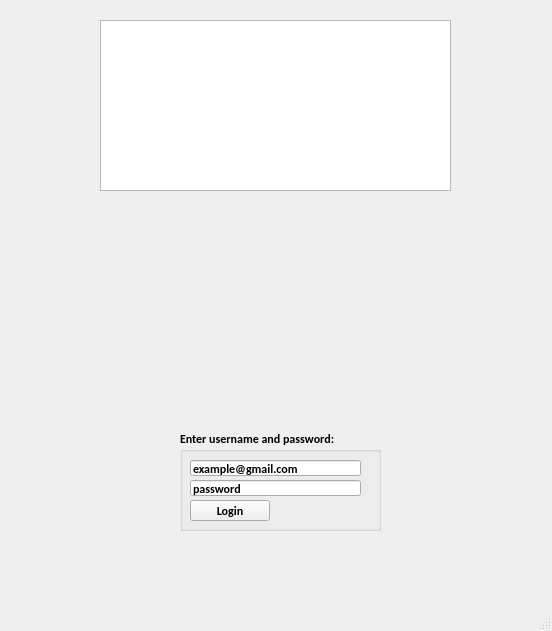
Qt form QtCafeWorkforceManager/mainwindow.ui (wreathe-unreal/CSIT314-Project) before a commit.
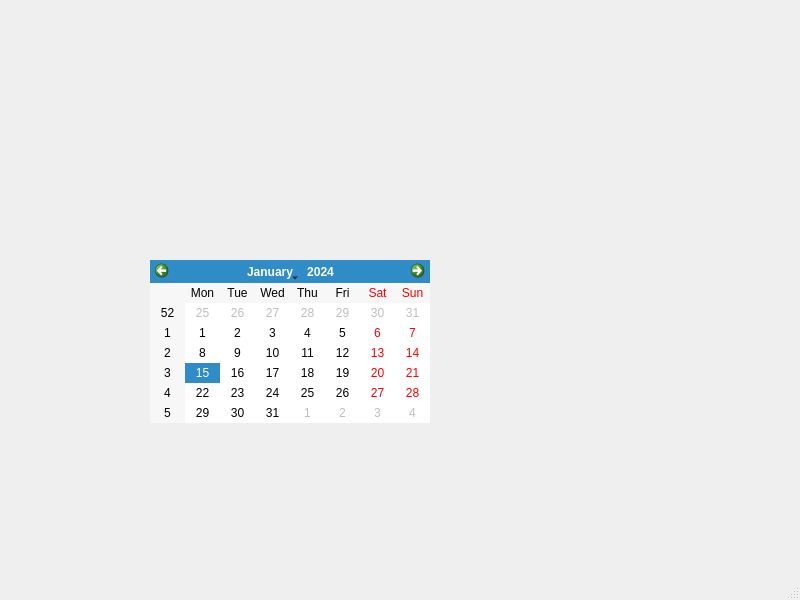
The same form after that commit. Icons and pictures are not drawn.

```diff
--- a/QtCafeWorkforceManager/mainwindow.ui
+++ b/QtCafeWorkforceManager/mainwindow.ui
@@ -6,100 +6,21 @@
    <rect>
     <x>0</x>
     <y>0</y>
-    <width>552</width>
-    <height>631</height>
+    <width>800</width>
+    <height>600</height>
    </rect>
   </property>
   <property name="windowTitle">
    <string>MainWindow</string>
   </property>
   <widget class="QWidget" name="centralwidget">
-   <widget class="QGroupBox" name="groupBox">
+   <widget class="QCalendarWidget" name="calendarWidget">
     <property name="geometry">
      <rect>
-      <x>180</x>
-      <y>430</y>
-      <width>201</width>
-      <height>101</height>
-     </rect>
-    </property>
-    <property name="font">
-     <font>
-      <family>Calibri</family>
-      <italic>false</italic>
-      <bold>true</bold>
-      <kerning>true</kerning>
-     </font>
-    </property>
-    <property name="title">
-     <string>Enter username and password:</string>
-    </property>
-    <widget class="QLineEdit" name="QLE_Username">
-     <property name="geometry">
-      <rect>
-       <x>10</x>
-       <y>30</y>
-       <width>171</width>
-       <height>16</height>
-      </rect>
-     </property>
-     <property name="text">
-      <string>example@gmail.com</string>
-     </property>
-    </widget>
-    <widget class="QLineEdit" name="QLE_Password">
-     <property name="geometry">
-      <rect>
-       <x>10</x>
-       <y>50</y>
-       <width>171</width>
-       <height>16</height>
-      </rect>
-     </property>
-     <property name="text">
-      <string>password</string>
-     </property>
-    </widget>
-    <widget class="QPushButton" name="LoginButton">
-     <property name="geometry">
-      <rect>
-       <x>10</x>
-       <y>70</y>
-       <width>80</width>
-       <height>21</height>
-      </rect>
-     </property>
-     <property name="text">
-      <string>Login</string>
-     </property>
-    </widget>
-   </widget>
-   <widget class="QLabel" name="label">
-    <property name="geometry">
-     <rect>
-      <x>110</x>
-      <y>210</y>
-      <width>311</width>
-      <height>211</height>
-     </rect>
-    </property>
-    <property name="text">
-     <string/>
-    </property>
-    <property name="pixmap">
-     <pixmap resource="CafeResources.qrc">:/content/Copy of Untitled.png</pixmap>
-    </property>
-    <property name="scaledContents">
-     <bool>true</bool>
-    </property>
-   </widget>
-   <widget class="QTableWidget" name="tableWidget">
-    <property name="geometry">
-     <rect>
-      <x>100</x>
-      <y>20</y>
-      <width>351</width>
-      <height>171</height>
+      <x>150</x>
+      <y>260</y>
+      <width>280</width>
+      <height>163</height>
      </rect>
     </property>
    </widget>
```
Left out of the diff: 6 changed lines with no effect on the pictures.
